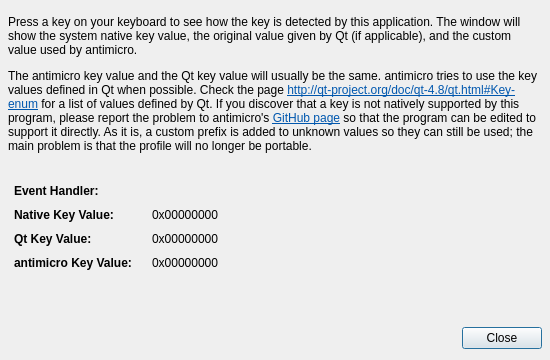
The window that src/qkeydisplaydialog.ui (AntiMicroX/antimicrox) describes before a commit, drawn with Qt 5.
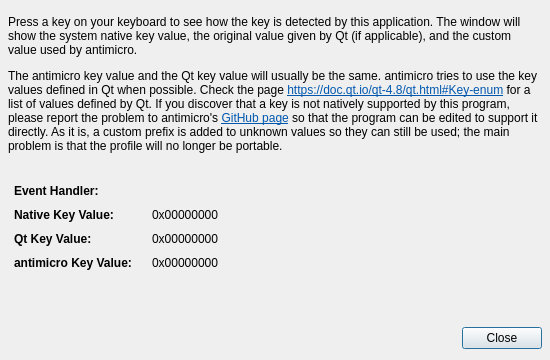
The same window after the commit.

Diff of the .ui file:
```diff
--- a/src/qkeydisplaydialog.ui
+++ b/src/qkeydisplaydialog.ui
@@ -38,7 +38,7 @@
    <item>
     <widget class="QLabel" name="label">
      <property name="text">
-      <string>&lt;html&gt;&lt;head/&gt;&lt;body&gt;&lt;p&gt;Press a key on your keyboard to see how the key is detected by this application. The window will show the system native key value, the original value given by Qt (if applicable), and the custom value used by antimicro.&lt;/p&gt;&lt;p&gt;The antimicro key value and the Qt key value will usually be the same. antimicro tries to use the key values defined in Qt when possible. Check the page &lt;a href=&quot;http://qt-project.org/doc/qt-4.8/qt.html#Key-enum&quot;&gt;&lt;span style=&quot; text-decoration: underline; color:#0057ae;&quot;&gt;http://qt-project.org/doc/qt-4.8/qt.html#Key-enum&lt;/span&gt;&lt;/a&gt; for a list of values defined by Qt. If you discover that a key is not natively supported by this program, please report the problem to antimicro's &lt;a href=&quot;https://github.com/AntiMicro/antimicro&quot;&gt;&lt;span style=&quot; text-decoration: underline; color:#0057ae;&quot;&gt;GitHub page&lt;/span&gt;&lt;/a&gt; so that the program can be edited to support it directly. As it is, a custom prefix is added to unknown values so they can still be used; the main problem is that the profile will no longer be portable.&lt;/p&gt;&lt;/body&gt;&lt;/html&gt;</string>
+      <string>&lt;html&gt;&lt;head/&gt;&lt;body&gt;&lt;p&gt;Press a key on your keyboard to see how the key is detected by this application. The window will show the system native key value, the original value given by Qt (if applicable), and the custom value used by antimicro.&lt;/p&gt;&lt;p&gt;The antimicro key value and the Qt key value will usually be the same. antimicro tries to use the key values defined in Qt when possible. Check the page &lt;a href=&quot;https://doc.qt.io/qt-4.8/qt.html#Key-enum&quot;&gt;&lt;span style=&quot; text-decoration: underline; color:#0057ae;&quot;&gt;https://doc.qt.io/qt-4.8/qt.html#Key-enum&lt;/span&gt;&lt;/a&gt; for a list of values defined by Qt. If you discover that a key is not natively supported by this program, please report the problem to antimicro's &lt;a href=&quot;https://github.com/AntiMicro/antimicro&quot;&gt;&lt;span style=&quot; text-decoration: underline; color:#0057ae;&quot;&gt;GitHub page&lt;/span&gt;&lt;/a&gt; so that the program can be edited to support it directly. As it is, a custom prefix is added to unknown values so they can still be used; the main problem is that the profile will no longer be portable.&lt;/p&gt;&lt;/body&gt;&lt;/html&gt;</string>
      </property>
      <property name="textFormat">
       <enum>Qt::AutoText</enum>
```
